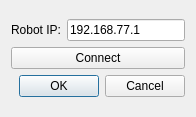
First picture: the form in connectForm.ui, repository trikset/trik-desktop-gamepad, before the edit.
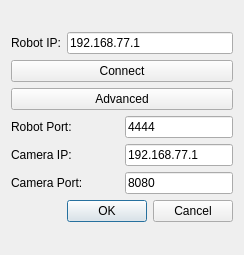
Second picture: the form after the edit.

Commit message: Added opportunity for advanced settings

The edit to the form file:
```diff
--- a/connectForm.ui
+++ b/connectForm.ui
@@ -6,8 +6,8 @@
    <rect>
     <x>0</x>
     <y>0</y>
-    <width>196</width>
-    <height>117</height>
+    <width>244</width>
+    <height>255</height>
    </rect>
   </property>
   <property name="windowTitle">
@@ -46,6 +46,112 @@
          </property>
         </widget>
        </item>
+       <item>
+        <widget class="QPushButton" name="advancedButton">
+         <property name="enabled">
+          <bool>true</bool>
+         </property>
+         <property name="sizePolicy">
+          <sizepolicy hsizetype="Expanding" vsizetype="Fixed">
+           <horstretch>0</horstretch>
+           <verstretch>0</verstretch>
+          </sizepolicy>
+         </property>
+         <property name="maximumSize">
+          <size>
+           <width>16777215</width>
+           <height>16777215</height>
+          </size>
+         </property>
+         <property name="cursor">
+          <cursorShape>ArrowCursor</cursorShape>
+         </property>
+         <property name="focusPolicy">
+          <enum>Qt::NoFocus</enum>
+         </property>
+         <property name="layoutDirection">
+          <enum>Qt::LeftToRight</enum>
+         </property>
+         <property name="autoFillBackground">
+          <bool>false</bool>
+         </property>
+         <property name="text">
+          <string>Advanced</string>
+         </property>
+        </widget>
+       </item>
+       <item>
+        <layout class="QHBoxLayout" name="horizontalLayout_4">
+         <item>
+          <widget class="QLabel" name="robotPortLabel">
+           <property name="text">
+            <string>Robot Port:</string>
+           </property>
+          </widget>
+         </item>
+         <item>
+          <widget class="QLineEdit" name="robotPortLineEdit">
+           <property name="sizePolicy">
+            <sizepolicy hsizetype="Ignored" vsizetype="Fixed">
+             <horstretch>0</horstretch>
+             <verstretch>0</verstretch>
+            </sizepolicy>
+           </property>
+           <property name="text">
+            <string>4444</string>
+           </property>
+          </widget>
+         </item>
+        </layout>
+       </item>
+       <item>
+        <layout class="QHBoxLayout" name="horizontalLayout_3">
+         <item>
+          <widget class="QLabel" name="cameraIPLabel">
+           <property name="text">
+            <string>Camera IP:</string>
+           </property>
+          </widget>
+         </item>
+         <item>
+          <widget class="QLineEdit" name="cameraIPLineEdit">
+           <property name="sizePolicy">
+            <sizepolicy hsizetype="Ignored" vsizetype="Fixed">
+             <horstretch>0</horstretch>
+             <verstretch>0</verstretch>
+            </sizepolicy>
+           </property>
+           <property name="text">
+            <string>192.168.77.1</string>
+           </property>
+          </widget>
+         </item>
+        </layout>
+       </item>
+       <item>
+        <layout class="QHBoxLayout" name="horizontalLayout_2">
+         <item>
+          <widget class="QLabel" name="cameraPortLabel">
+           <property name="text">
+            <string>Camera Port:</string>
+           </property>
+          </widget>
+         </item>
+         <item>
+          <widget class="QLineEdit" name="cameraPortLineEdit">
+           <property name="sizePolicy">
+            <sizepolicy hsizetype="Ignored" vsizetype="Fixed">
+             <horstretch>0</horstretch>
+             <verstretch>0</verstretch>
+            </sizepolicy>
+           </property>
+           <property name="text">
+            <string>8080</string>
+           </property>
+          </widget>
+         </item>
+        </layout>
+       </item>
       </layout>
      </item>
      <item>
```
The commit also changes 5 other files.
